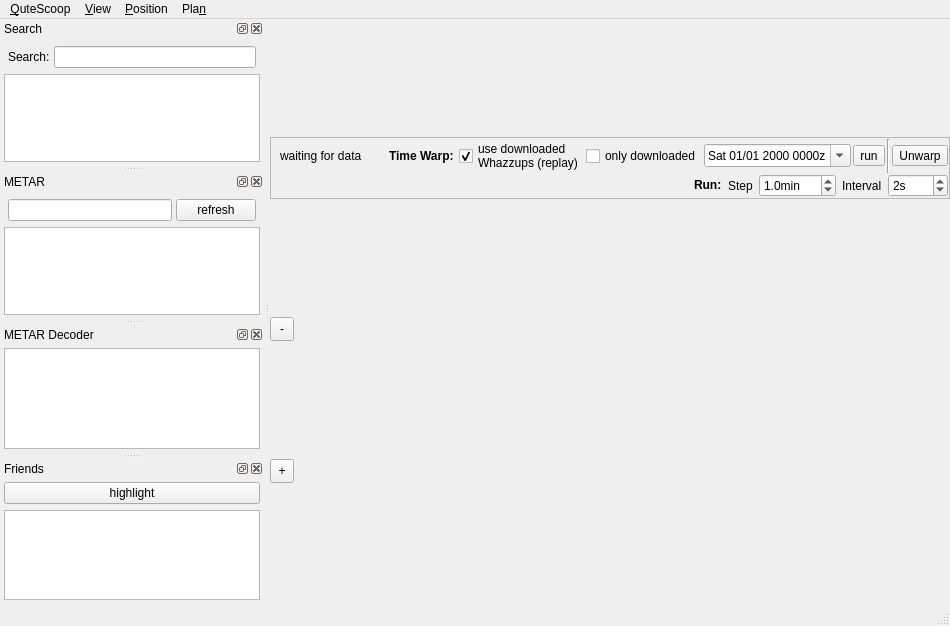
Above: src/Window.ui from qutescoop/qutescoop before the change. Below: the same form after it.
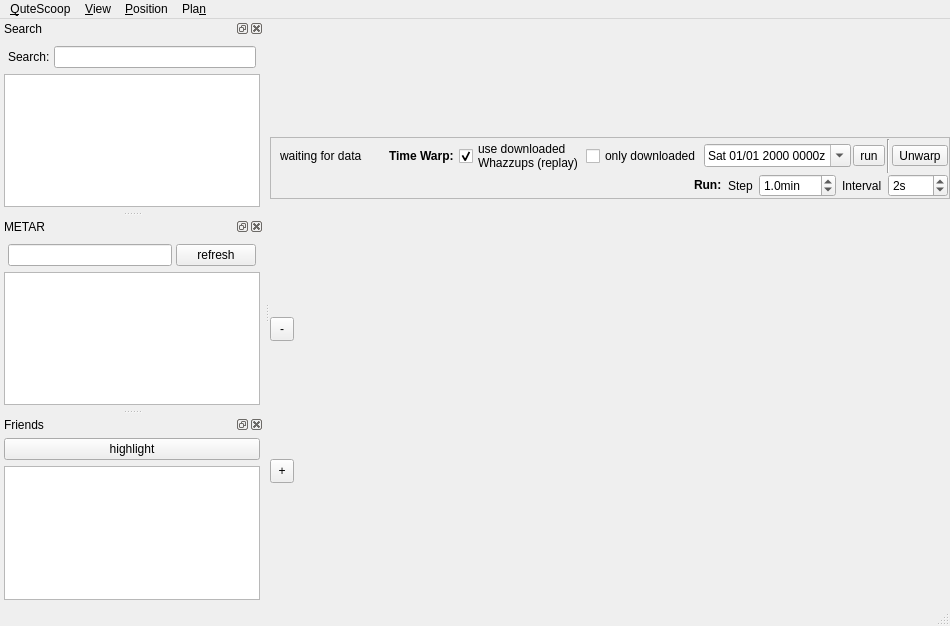
That is the form after the change. Icons and pictures are not drawn.

Commit message: [!!][TASK] remove METAR decoder dock

Diff of the .ui file:
```diff
--- a/src/Window.ui
+++ b/src/Window.ui
@@ -626,32 +626,6 @@
     </layout>
    </widget>
   </widget>
-  <widget class="QDockWidget" name="metarDecoderDock">
-   <property name="windowIcon">
-    <iconset resource="Resources.qrc">
-     <normaloff>:/icons/images/metar16.png</normaloff>:/icons/images/metar16.png</iconset>
-   </property>
-   <property name="windowTitle">
-    <string>METAR Decoder</string>
-   </property>
-   <attribute name="dockWidgetArea">
-    <number>1</number>
-   </attribute>
-   <widget class="QWidget" name="dockWidgetContents_3">
-    <layout class="QVBoxLayout" name="_3">
-     <property name="margin" stdset="0">
-      <number>4</number>
-     </property>
-     <item>
-      <widget class="QTextBrowser" name="metarText">
-       <property name="acceptRichText">
-        <bool>true</bool>
-       </property>
-      </widget>
-     </item>
-    </layout>
-   </widget>
-  </widget>
   <widget class="QDockWidget" name="friendsDock">
    <property name="windowIcon">
     <iconset resource="Resources.qrc">
```
The commit also changes 2 other files.
